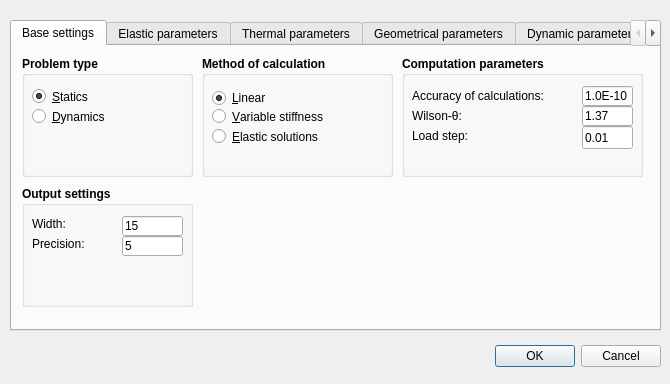
The window that GUI/setuptaskdialog.ui (SeregaGomen/QFEM) describes before a commit, drawn with Qt 5.
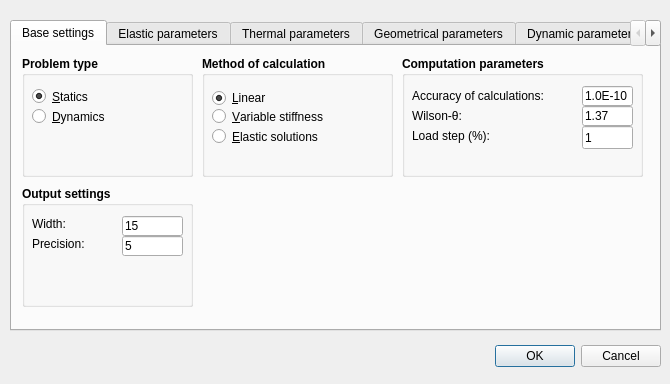
The same window after the commit. Icons and pictures are not drawn.

The edit to the form file:
```diff
--- a/GUI/setuptaskdialog.ui
+++ b/GUI/setuptaskdialog.ui
@@ -236,7 +236,7 @@
        </font>
       </property>
       <property name="text">
-       <string notr="true">0.01</string>
+       <string notr="true">1</string>
       </property>
      </widget>
      <widget class="QLabel" name="label_6">
@@ -255,7 +255,7 @@
        </font>
       </property>
       <property name="text">
-       <string>Load step:</string>
+       <string>Load step (%):</string>
       </property>
      </widget>
     </widget>
```
